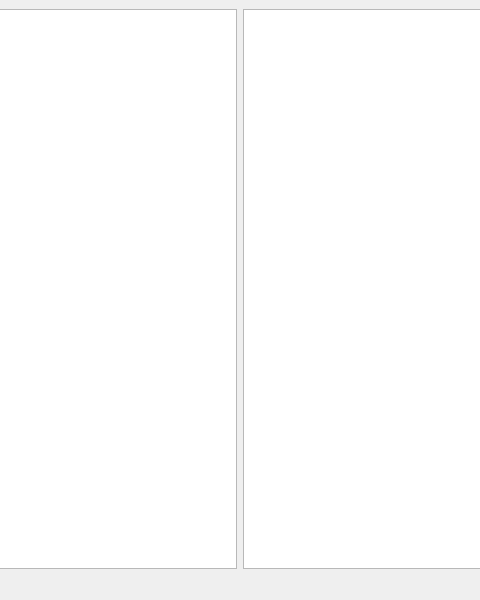
This is mainwindow.ui in abingham/pyqt-column-sorting-example as Qt 5 draws it before an edit; both pictures show x 160 to 640 and y 0 to 600 of the 800 by 600 pixel window. The edited form follows.
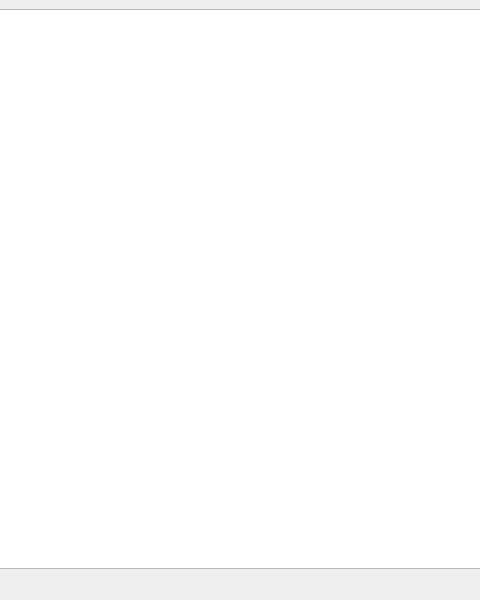
This is the edited form.

Commit message: minimized the example

Patch:
```diff
--- a/mainwindow.ui
+++ b/mainwindow.ui
@@ -15,9 +15,6 @@
   </property>
   <widget class="QWidget" name="centralwidget">
    <layout class="QHBoxLayout" name="horizontalLayout">
-    <item>
-     <widget class="QTreeView" name="treeView"/>
-    </item>
     <item>
      <widget class="QTableView" name="tableView">
       <property name="sortingEnabled">
```
The commit also changes 1 other file.
